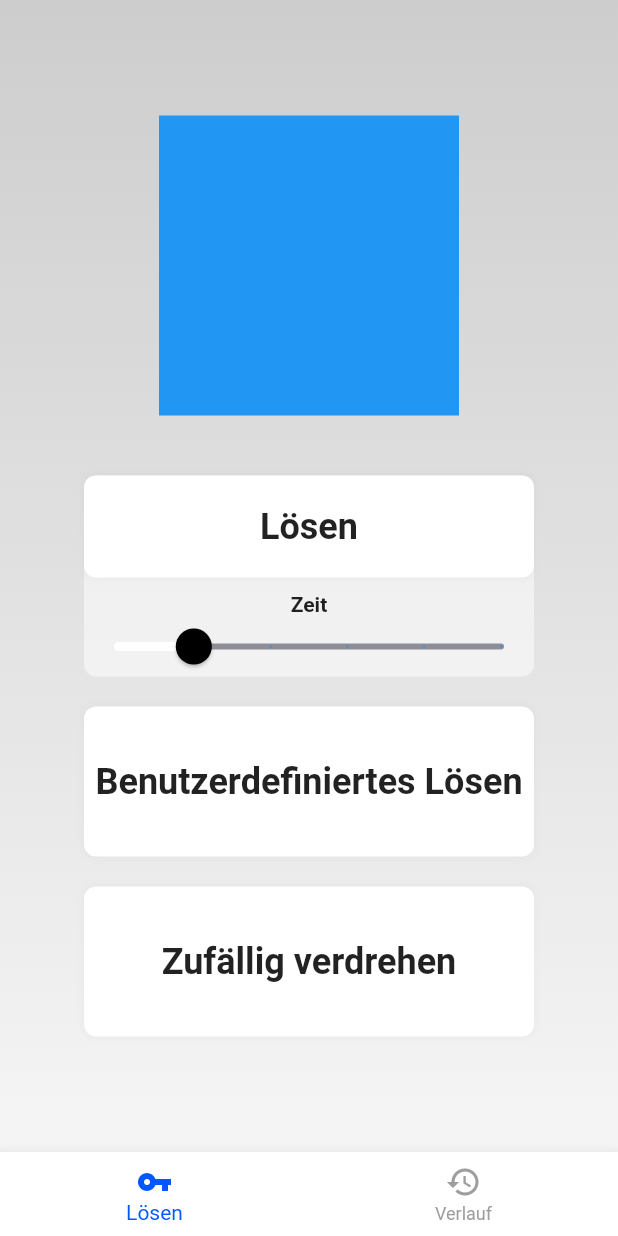
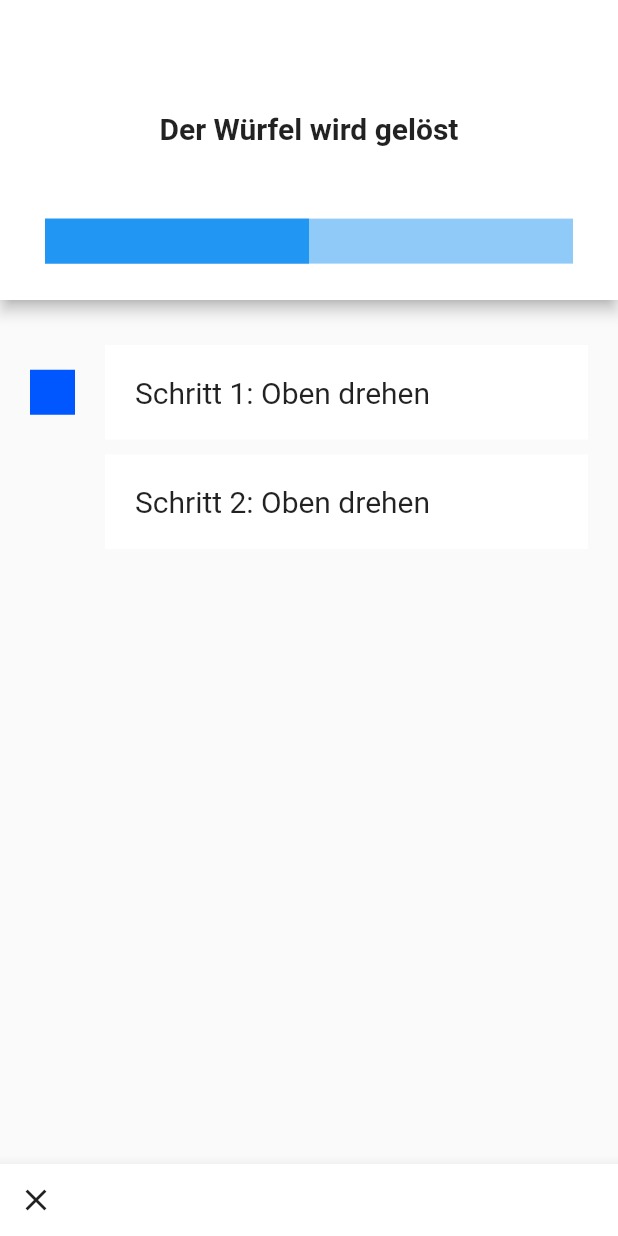
Before and after one commit to HubertJan/morven_cube_app, a Flutter app: the screen it shows after launch, after a tap on "Lösen", on a phone screen of 412 x 824 dp. Run offline on Flutter 3.47's test engine with Material 2 defaults, Android fonts, the phone set to English and light mode, and no system bars.

Commit message:
Added SolveViewerScreen, ResultSolveSreen

```diff
--- a/lib/main.dart
+++ b/lib/main.dart
@@ -1,7 +1,9 @@
 import 'package:flutter/material.dart';
 
-import 'package:morven_cube_app/screens/tabs_screen.dart';
-import "package:morven_cube_app/screens/custom_solve_screen.dart";
+import './screens/solve_viewer_screen.dart';
+import './screens/tabs_screen.dart';
+import "./screens/custom_solve_screen.dart";
+import './screens/result_solve_screen.dart';
 
 void main() {
   runApp(MyApp());
@@ -18,7 +20,11 @@ class MyApp extends StatelessWidget {
         visualDensity: VisualDensity.adaptivePlatformDensity,
       ),
       home: TabsScreen(),
-      routes: {CustomSolveScreen.routeName: (ctx) => CustomSolveScreen()},
+      routes: {
+        CustomSolveScreen.routeName: (ctx) => CustomSolveScreen(),
+        SolveViewerScreen.routeName: (ctx) => SolveViewerScreen(),
+        ResultSolveScreen.routeName: (ctx) => ResultSolveScreen(),
+      },
     );
   }
 }
--- a/lib/screens/solve_screen.dart
+++ b/lib/screens/solve_setup_screen.dart
@@ -1,10 +1,13 @@
 import 'package:flutter/material.dart';
+import 'package:morven_cube_app/screens/solve_viewer_screen.dart';
 
 import './custom_solve_screen.dart';
+import './solve_viewer_screen.dart';
+import './result_solve_screen.dart';
 import '../widgets/rounded_button.dart';
 import '../widgets/rounded_slider_button.dart';
 
-class SolveScreen extends StatelessWidget {
+class SolveSetupScreen extends StatelessWidget {
   @override
   Widget build(BuildContext context) {
     final double statusBarHeight = MediaQuery.of(context).padding.top;
@@ -38,7 +41,8 @@ class SolveScreen extends StatelessWidget {
                   ),
                   SizedBox(height: 40),
                   RoundedSliderButton("Lösen", () {
-                    print("Hdi");
+                    Navigator.of(context)
+                        .pushNamed(SolveViewerScreen.routeName);
                   }),
                   SizedBox(height: 20),
                   RoundedButton("Benutzerdefiniertes Lösen", () {
@@ -47,7 +51,8 @@ class SolveScreen extends StatelessWidget {
                   }),
                   SizedBox(height: 20),
                   RoundedButton("Zufällig verdrehen", () {
-                    print("Hdi");
+                    Navigator.of(context)
+                        .pushNamed(ResultSolveScreen.routeName);
                   })
                 ],
               ),
--- /dev/null
+++ b/lib/screens/solve_viewer_screen.dart
@@ -0,0 +1,104 @@
+import 'package:flutter/material.dart';
+
+class SolveViewerScreen extends StatelessWidget {
+  static const routeName = '/solveViewerScreen';
+
+  @override
+  Widget build(BuildContext context) {
+    return Scaffold(
+      appBar: PreferredSize(
+        preferredSize: Size.fromHeight(200.0),
+        child: AppBar(
+          automaticallyImplyLeading: false,
+          backgroundColor: Colors.white,
+          flexibleSpace: Container(
+            color: Colors.white,
+            height: double.infinity,
+            padding: EdgeInsets.only(top: 50),
+            child: Column(
+              mainAxisAlignment: MainAxisAlignment.spaceAround,
+              children: [
+                Text("Der Würfel wird gelöst",
+                    style:
+                        TextStyle(fontSize: 20, fontWeight: FontWeight.bold)),
+                Padding(
+                  padding: EdgeInsets.symmetric(horizontal: 30),
+                  child: LinearProgressIndicator(
+                    minHeight: 30,
+                    value: 0.5,
+                  ),
+                ),
+              ],
+            ),
+          ),
+        ),
+      ),
+      body: Column(
+        children: [
+          SizedBox(height: 30),
+          Row(
+            mainAxisAlignment: MainAxisAlignment.center,
+            children: [
+              Container(
+                margin: EdgeInsets.only(left: 20),
+                color: Theme.of(context).primaryColor,
+                height: 30,
+                width: 30,
+              ),
+              SizedBox(
+                width: 20,
+              ),
+              Expanded(
+                flex: 2,
+                child: Container(
+                  margin: EdgeInsets.only(right: 20),
+                  padding: EdgeInsets.all(20),
+                  color: Colors.white,
+                  child: Text("Schritt 1: Oben drehen",
+                      style: TextStyle(fontSize: 20)),
+                ),
+              ),
+            ],
+          ),
+          SizedBox(
+            height: 10,
+          ),
+          Row(
+            mainAxisAlignment: MainAxisAlignment.center,
+            children: [
+              Container(
+                margin: EdgeInsets.only(left: 20),
+                color: Colors.transparent,
+                height: 30,
+                width: 30,
+              ),
+              SizedBox(
+                width: 20,
+              ),
+              Expanded(
+                flex: 2,
+                child: Container(
+                  margin: EdgeInsets.only(right: 20),
+                  padding: EdgeInsets.all(20),
+                  color: Colors.white,
+                  child: Text("Schritt 2: Oben drehen",
+                      style: TextStyle(fontSize: 20)),
+                ),
+              ),
+            ],
+          ),
+        ],
+      ),
+      bottomNavigationBar: BottomAppBar(
+        child: Row(
+          children: [
+            IconButton(
+                icon: Icon(Icons.close),
+                onPressed: () => Navigator.of(context).pop()),
+            Spacer(),
+          ],
+        ),
+      ),
+    );
+  }
+}
--- a/lib/screens/tabs_screen.dart
+++ b/lib/screens/tabs_screen.dart
@@ -1,6 +1,6 @@
 import 'package:flutter/material.dart';
 
-import 'solve_screen.dart';
+import 'solve_setup_screen.dart';
 import 'history_screen.dart';
 
 class TabsScreen extends StatefulWidget {
@@ -17,7 +17,7 @@ class _TabsScreenState extends State<TabsScreen> {
   @override
   void initState() {
     _pages = [
-      {"page": SolveScreen(), "title": "Lösen"},
+      {"page": SolveSetupScreen(), "title": "Lösen"},
       {"page": HistoryScreen(), "title": "Verlauf"},
     ];
     super.initState();
```
Also changed, not shown: lib/screens/result_solve_screen.dart (added, +119 -0 lines), pubspec.lock.
